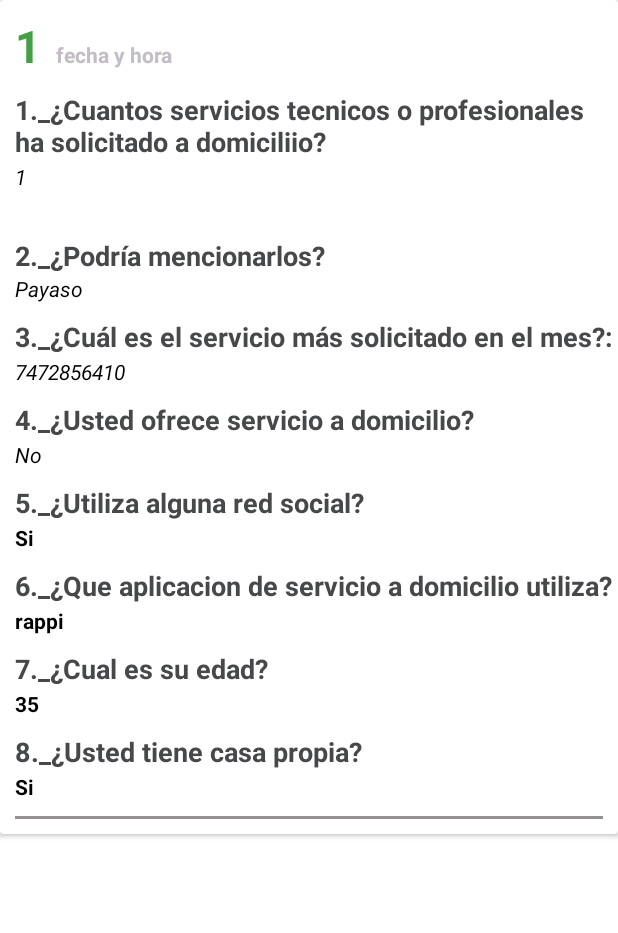
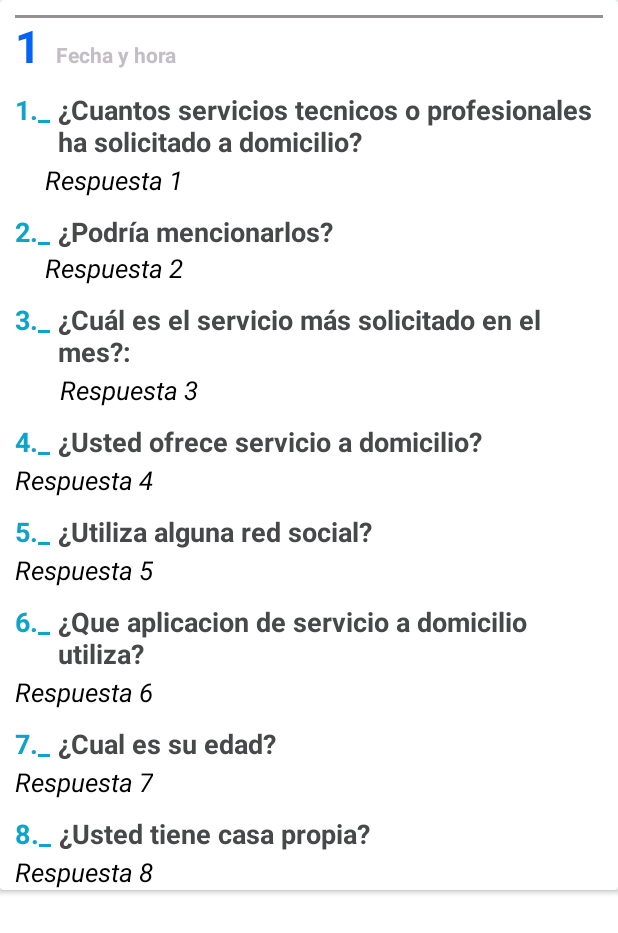
Before and after one commit to Abdiel-RB/Administradordereportes, an Android app: the layout card_view_encuesta_personas.xml on its own in the app's theme, with its tools: preview values and no code run, on a phone screen of 412 x 824 dp. Shown: the top 933 px of the screen. Run offline under Robolectric (Android 15) with nearby library versions, the phone set to English and light mode, and no system bars.

Commit message:
Front estancias100823

```diff
--- a/app/src/main/res/layout/activity_main.xml
+++ b/app/src/main/res/layout/activity_main.xml
@@ -20,6 +20,8 @@
         android:layout_height="match_parent"
         android:layout_gravity="start"
         android:fitsSystemWindows="true"
+        android:backgroundTint="@color/cardview_dark_background"
         app:headerLayout="@layout/nav_header_main"
-        app:menu="@menu/activity_main_drawer" />
+        app:menu="@menu/activity_main_drawer"
+        />
 </androidx.drawerlayout.widget.DrawerLayout>
--- a/app/src/main/res/layout/card_view_encuesta_personas.xml
+++ b/app/src/main/res/layout/card_view_encuesta_personas.xml
@@ -32,7 +32,7 @@
                 android:background="@color/white"
                 android:text="1"
                 android:textSize="30dp"
-                android:textColor="#43A047"
+                android:textColor="#0363F4"
                 android:textStyle="bold" />
 
 
@@ -43,7 +43,7 @@
                 android:layout_height="wrap_content"
                 android:layout_marginLeft="10dp"
                 android:layout_marginTop="10dp"
-                android:text="fecha y hora"
+                android:text="Fecha y hora"
                 android:textColor="#C3BDC5"
                 android:textStyle="bold" />
 
@@ -51,36 +51,11 @@
         </LinearLayout>
 
 
-            <TextView
-                android:layout_width="wrap_content"
-                android:layout_height="wrap_content"
-                android:layout_marginLeft="10dp"
-                android:layout_marginTop="10dp"
-                android:textSize="18dp"
-                android:text="1._¿Cuantos servicios tecnicos o profesionales ha solicitado a domiciliio?"
-                android:textColor="#464849"
-                android:textStyle="bold" />
-
-
-            <TextView
-                android:id="@+id/textViewPregunta1"
-                android:layout_width="wrap_content"
-                android:layout_height="40dp"
-
-                android:layout_marginLeft="10dp"
-                android:layout_marginTop="1dp"
-                android:text="1"
-                android:textColor="#000000"
-                android:backgroundTint="#BDB6BF"
-                android:textStyle="italic" />
-
-
         <LinearLayout
             android:layout_width="match_parent"
             android:layout_height="wrap_content"
             android:layout_gravity="center"
-            android:orientation="vertical">
-
+            android:orientation="horizontal">
 
             <TextView
                 android:layout_width="wrap_content"
@@ -88,81 +63,40 @@
                 android:layout_marginLeft="10dp"
                 android:layout_marginTop="10dp"
                 android:textSize="18dp"
-                android:text="2._¿Podría mencionarlos?"
+                android:text="1._"
+                android:textColor="#0DA4CA"
+                android:textStyle="bold" />
+
+            <TextView
+                android:layout_width="wrap_content"
+                android:layout_height="wrap_content"
+                android:layout_marginLeft="5dp"
+                android:layout_marginTop="10dp"
+                android:textSize="18dp"
+                android:text="¿Cuantos servicios tecnicos o profesionales ha solicitado a domicilio?"
                 android:textColor="#464849"
                 android:textStyle="bold" />
 
 
-
+        </LinearLayout>
         <TextView
-                android:id="@+id/textViewPregunta2"
-                android:layout_width="match_parent"
-                android:layout_height="wrap_content"
-                android:layout_marginLeft="10dp"
-
-                android:text="Payaso"
-                android:textColor="#000000"
-                android:textStyle="italic" />
-
-
-        </LinearLayout>
-
-        <LinearLayout
+            android:id="@+id/textViewPregunta1"
             android:layout_width="wrap_content"
             android:layout_height="wrap_content"
-            android:orientation="horizontal">
-
-
-            <!--<de.hdodenhof.circleimageview.CircleImageView
-                android:id="@+id/imageView"
-                android:layout_width="80dp"
-                android:layout_height="80dp"
-                android:layout_marginLeft="20dp"
-                android:contentDescription="@string/nav_header_desc"
-                android:paddingTop="@dimen/nav_header_vertical_spacing"
-                app:civ_border_color="#3F51B5"
-                app:civ_border_width="2dp"
-                app:civ_circle_background_color="@color/black"
-                app:srcCompat="@mipmap/ic_launcher_round" />-->
-
-            <LinearLayout
-                android:layout_width="wrap_content"
-                android:layout_height="wrap_content"
-
-                android:layout_gravity="center"
-                android:orientation="vertical">
+            android:layout_marginLeft="30dp"
+            android:layout_marginTop="1dp"
+            android:text="Respuesta 1"
+            android:textColor="#000000"
+            android:backgroundTint="#BDB6BF"
+            android:textStyle="italic"
+            android:textSize="17dp"/>
 
 
         <LinearLayout
             android:layout_width="match_parent"
             android:layout_height="wrap_content"
-                    android:orientation="vertical">
-
-                    <TextView
-                        android:layout_width="wrap_content"
-                        android:layout_height="wrap_content"
-                        android:layout_marginLeft="10dp"
-                        android:layout_marginTop="10dp"
-                        android:text="3._¿Cuál es el servicio más solicitado en el mes?:"
-                        android:textColor="#464849"
-                        android:textSize="18dp"
-                        android:textStyle="bold" />
-
-                    <TextView
-                        android:id="@+id/textViewPregunta3"
-                        android:layout_width="wrap_content"
-                        android:layout_height="wrap_content"
-                        android:layout_marginLeft="10dp"
-                        android:layout_marginTop="1dp"
-                        android:text="7472856410"
-                        android:textColor="#000000"
-                        android:textStyle="italic" />
-                </LinearLayout>
-
-                <LinearLayout
-                    android:layout_width="match_parent"
-                    android:layout_height="wrap_content"
-                    android:orientation="vertical">
+            android:layout_gravity="center"
+            android:orientation="horizontal">
 
             <TextView
                 android:layout_width="wrap_content"
@@ -170,9 +104,99 @@
                 android:layout_marginLeft="10dp"
                 android:layout_marginTop="10dp"
                 android:textSize="18dp"
-                        android:text="4._¿Usted ofrece servicio a domicilio?"
+                android:text="2._"
+                android:textColor="#0DA4CA"
+                android:textStyle="bold" />
+
+            <TextView
+                android:layout_width="wrap_content"
+                android:layout_height="wrap_content"
+                android:layout_marginLeft="5dp"
+                android:layout_marginTop="10dp"
+                android:textSize="18dp"
+                android:text="¿Podría mencionarlos?"
                 android:textColor="#464849"
                 android:textStyle="bold" />
+
+        </LinearLayout>
+
+        <TextView
+            android:id="@+id/textViewPregunta2"
+            android:layout_width="match_parent"
+            android:layout_height="wrap_content"
+            android:layout_marginLeft="30dp"
+
+            android:text="Respuesta 2"
+            android:textColor="#000000"
+            android:textStyle="italic"
+            android:textSize="17dp"/>
+
+
+    <LinearLayout
+        android:layout_width="wrap_content"
+        android:layout_height="wrap_content"
+        android:orientation="horizontal">
+
+        <TextView
+            android:layout_width="wrap_content"
+            android:layout_height="wrap_content"
+            android:layout_marginLeft="10dp"
+            android:layout_marginTop="10dp"
+            android:textSize="18dp"
+            android:text="3._"
+            android:textColor="#0DA4CA"
+            android:textStyle="bold" />
+
+                <TextView
+                    android:layout_width="wrap_content"
+                    android:layout_height="wrap_content"
+                    android:layout_marginLeft="5dp"
+                    android:layout_marginTop="10dp"
+                    android:text="¿Cuál es el servicio más solicitado en el mes?:"
+                    android:textColor="#464849"
+                    android:textSize="18dp"
+                    android:textStyle="bold" />
+
+            </LinearLayout>
+
+        <TextView
+            android:id="@+id/textViewPregunta3"
+            android:layout_width="wrap_content"
+            android:layout_height="wrap_content"
+            android:layout_marginLeft="40dp"
+            android:layout_marginTop="1dp"
+            android:text="Respuesta 3"
+            android:textColor="#000000"
+            android:textStyle="italic"
+            android:textSize="17dp"/>
+
+
+            <LinearLayout
+                android:layout_width="match_parent"
+                android:layout_height="wrap_content"
+                android:orientation="horizontal">
+
+                <TextView
+                    android:layout_width="wrap_content"
+                    android:layout_height="wrap_content"
+                    android:layout_marginLeft="10dp"
+                    android:layout_marginTop="10dp"
+                    android:textSize="18dp"
+                    android:text="4._"
+                    android:textColor="#0DA4CA"
+                    android:textStyle="bold" />
+
+                <TextView
+                    android:layout_width="wrap_content"
+                    android:layout_height="wrap_content"
+                    android:layout_marginLeft="5dp"
+                    android:layout_marginTop="10dp"
+                    android:textSize="18dp"
+                    android:text="¿Usted ofrece servicio a domicilio?"
+                    android:textColor="#464849"
+                    android:textStyle="bold" />
+
+            </LinearLayout>
 
                 <TextView
                     android:id="@+id/textViewPregunta4"
@@ -180,15 +204,15 @@
                     android:layout_height="wrap_content"
                     android:layout_marginLeft="10dp"
                     android:layout_marginTop="1dp"
-                        android:text="No"
+                    android:text="Respuesta 4"
                     android:textColor="#000000"
-                        android:textStyle="italic" />
-                </LinearLayout>
+                    android:textStyle="italic"
+                    android:textSize="17dp"/>
 
             <LinearLayout
                 android:layout_width="match_parent"
                 android:layout_height="wrap_content"
-                    android:orientation="vertical">
+                android:orientation="horizontal">
 
                 <TextView
                     android:layout_width="wrap_content"
@@ -196,9 +220,23 @@
                     android:layout_marginLeft="10dp"
                     android:layout_marginTop="10dp"
                     android:textSize="18dp"
-                        android:text="5._¿Utiliza alguna red social?"
+                    android:text="5._"
+                    android:textColor="#0DA4CA"
+                    android:textStyle="bold" />
+
+
+                <TextView
+                    android:layout_width="wrap_content"
+                    android:layout_height="wrap_content"
+                    android:layout_marginLeft="5dp"
+                    android:layout_marginTop="10dp"
+                    android:textSize="18dp"
+                    android:text="¿Utiliza alguna red social?"
                     android:textColor="#464849"
                     android:textStyle="bold" />
+
+
+            </LinearLayout>
 
         <TextView
             android:id="@+id/textViewPregunta5"
@@ -206,15 +244,15 @@
             android:layout_height="wrap_content"
             android:layout_marginLeft="10dp"
             android:layout_marginTop="1dp"
-                        android:text="Si"
+            android:text="Respuesta 5"
             android:textColor="#000000"
-                        android:textStyle="bold" />
-                </LinearLayout>
+            android:textStyle="italic"
+            android:textSize="17dp"/>
 
             <LinearLayout
                 android:layout_width="match_parent"
                 android:layout_height="wrap_content"
-                    android:orientation="vertical">
+                android:orientation="horizontal">
 
                 <TextView
                     android:layout_width="wrap_content"
@@ -222,9 +260,21 @@
                     android:layout_marginLeft="10dp"
                     android:layout_marginTop="10dp"
                     android:textSize="18dp"
-                        android:text="6._¿Que aplicacion de servicio a domicilio utiliza?"
+                    android:text="6._"
+                    android:textColor="#0DA4CA"
+                    android:textStyle="bold" />
+
+                <TextView
+                    android:layout_width="wrap_content"
+                    android:layout_height="wrap_content"
+                    android:layout_marginLeft="5dp"
+                    android:layout_marginTop="10dp"
+                    android:textSize="18dp"
+                    android:text="¿Que aplicacion de servicio a domicilio utiliza?"
                     android:textColor="#464849"
                     android:textStyle="bold" />
+
+            </LinearLayout>
 
                 <TextView
                     android:id="@+id/textViewPregunta6"
@@ -232,15 +282,15 @@
                     android:layout_height="wrap_content"
                     android:layout_marginLeft="10dp"
                     android:layout_marginTop="1dp"
-                        android:text="rappi"
+                    android:text="Respuesta 6"
                     android:textColor="#000000"
-                        android:textStyle="bold" />
-                </LinearLayout>
+                    android:textStyle="italic"
+                    android:textSize="17dp"/>
 
             <LinearLayout
                 android:layout_width="match_parent"
                 android:layout_height="wrap_content"
-                    android:orientation="vertical">
+                android:orientation="horizontal">
 
                 <TextView
                     android:layout_width="wrap_content"
@@ -248,9 +298,20 @@
                     android:layout_marginLeft="10dp"
                     android:layout_marginTop="10dp"
                     android:textSize="18dp"
-                        android:text="7._¿Cual es su edad?"
+                    android:text="7._"
+                    android:textColor="#0DA4CA"
+                    android:textStyle="bold" />
+
+                <TextView
+                    android:layout_width="wrap_content"
+                    android:layout_height="wrap_content"
+                    android:layout_marginLeft="5dp"
+                    android:layout_marginTop="10dp"
+                    android:textSize="18dp"
+                    android:text="¿Cual es su edad?"
                     android:textColor="#464849"
                     android:textStyle="bold" />
+            </LinearLayout>
 
                 <TextView
                     android:id="@+id/textViewPregunta7"
@@ -258,15 +319,17 @@
                     android:layout_height="wrap_content"
                     android:layout_marginLeft="10dp"
                     android:layout_marginTop="1dp"
-                        android:text="35"
+                    android:text="Respuesta 7"
                     android:textColor="#000000"
-                        android:textStyle="bold" />
-                </LinearLayout>
+                    android:textStyle="italic"
+                    android:textSize="17dp"
+                    />
+
 
             <LinearLayout
                 android:layout_width="match_parent"
                 android:layout_height="wrap_content"
-                    android:orientation="vertical">
+                android:orientation="horizontal">
 
                 <TextView
                     android:layout_width="wrap_content"
@@ -274,9 +337,21 @@
                     android:layout_marginLeft="10dp"
                     android:layout_marginTop="10dp"
                     android:textSize="18dp"
-                        android:text="8._¿Usted tiene casa propia?"
+                    android:text="8._"
+                    android:textColor="#0DA4CA"
+                    android:textStyle="bold" />
+
+                <TextView
+                    android:layout_width="wrap_content"
+                    android:layout_height="wrap_content"
+                    android:layout_marginLeft="5dp"
+                    android:layout_marginTop="10dp"
+                    android:textSize="18dp"
+                    android:text="¿Usted tiene casa propia?"
                     android:textColor="#464849"
                     android:textStyle="bold" />
+
+            </LinearLayout>
 
         <TextView
             android:id="@+id/textViewPregunta8"
@@ -284,15 +359,13 @@
             android:layout_height="wrap_content"
             android:layout_marginLeft="10dp"
             android:layout_marginTop="1dp"
-                        android:text="Si"
+            android:text="Respuesta 8"
             android:textColor="#000000"
-                        android:textStyle="bold" />
-                </LinearLayout>
-
+            android:textStyle="italic"
+            android:textSize="17dp"/>
 
         </LinearLayout>
 
-        </LinearLayout>
 
 
         <TextView
@@ -303,9 +376,4 @@
             android:layout_margin="10dp"
             android:backgroundTint="#959191" />
 
-    </LinearLayout>
-
-
-
-
     </androidx.cardview.widget.CardView>
--- a/app/src/main/res/layout/card_view_perfil_estudiante.xml
+++ b/app/src/main/res/layout/card_view_perfil_estudiante.xml
@@ -146,13 +146,22 @@
         </LinearLayout>
 
 
+
         <TextView
             android:layout_width="match_parent"
             android:layout_height="2dp"
             android:layout_marginTop="10dp"
             android:background="@color/black"
-            android:layout_margin="10dp"
-            android:backgroundTint="@color/black" />
+            android:layout_marginLeft="2dp"
+
+            android:backgroundTint="@color/white" />
+        <TextView
+            android:layout_width="match_parent"
+            android:layout_height="1dp"
+            android:layout_marginTop="5dp"
+            android:background="@color/black"
+
+            android:backgroundTint="@color/white" />
 
     </LinearLayout>
 
--- a/app/src/main/res/menu/activity_main_drawer.xml
+++ b/app/src/main/res/menu/activity_main_drawer.xml
@@ -2,6 +2,8 @@
 <menu xmlns:android="http://schemas.android.com/apk/res/android"
     xmlns:tools="http://schemas.android.com/tools"
     tools:showIn="navigation_view">
+
+
 
     <group android:checkableBehavior="single">
         <item
```
Lines whose indentation alone changed are shown as unchanged.
